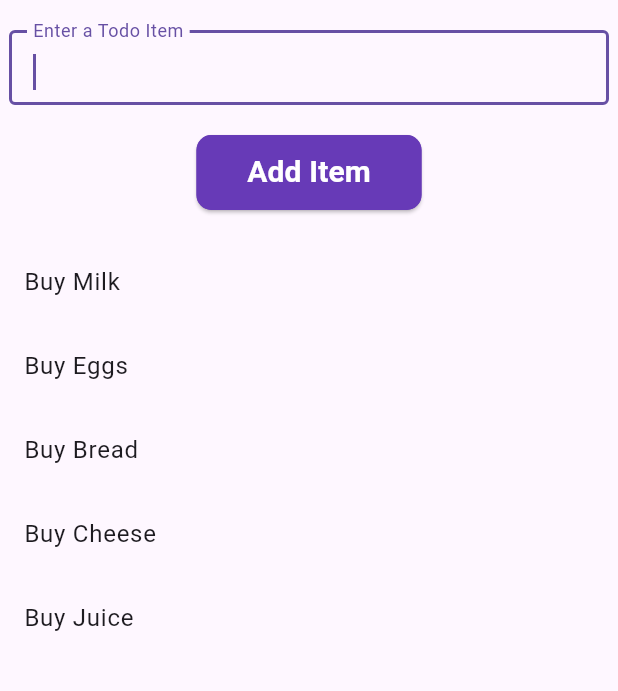
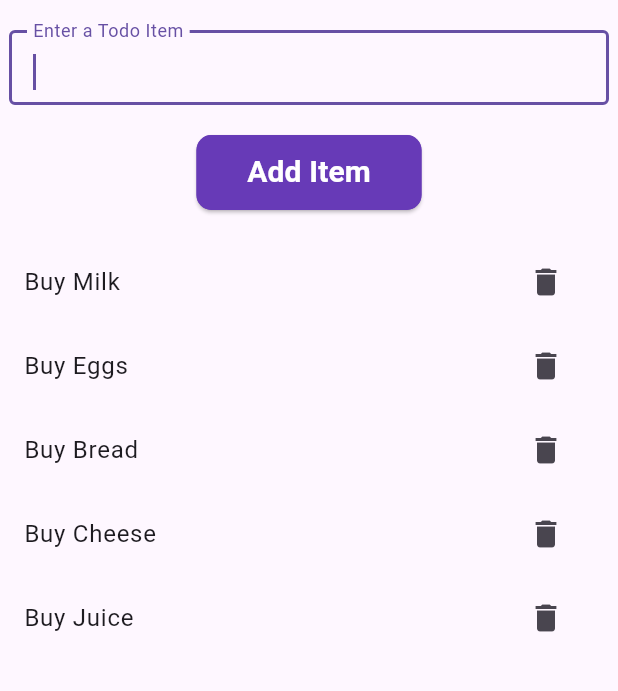
Before and after one commit to AakrishLama/ToDo_List, a Flutter app: the screen it shows after launch, on a phone screen of 412 x 824 dp, the part 84-775 px from its top. Run offline on Flutter 3.47's test engine with Material 3 defaults, Android fonts, the phone set to English and light mode, and no system bars; our stand-ins replace google_fonts; Roboto replaces fonts that are missing (Rakkas).

Commit message:
delete based on index

```diff
--- /dev/null
+++ b/todo_list/lib/button.dart
@@ -0,0 +1,30 @@
+import 'package:flutter/material.dart';
+
+class Button extends StatelessWidget {
+  final void Function() addItem;
+
+  const Button({super.key, required this.addItem});
+
+  @override
+  Widget build(BuildContext context) {
+    return ElevatedButton(
+      onPressed: addItem,
+      style: ElevatedButton.styleFrom(
+        minimumSize: Size(150, 50),
+        backgroundColor: Colors.deepPurple,
+        shape: RoundedRectangleBorder(
+          borderRadius: BorderRadius.circular(10),
+          side: const BorderSide(color: Colors.deepPurple),
+        ),
+      ),
+      child: const Text(
+        "Add Item",
+        style: TextStyle(
+          color: Colors.white,
+          fontSize: 20,
+          fontWeight: FontWeight.bold,
+        ),
+      ),
+    );
+  }
+}
--- a/todo_list/lib/main.dart
+++ b/todo_list/lib/main.dart
@@ -2,16 +2,12 @@ import 'package:flutter/material.dart';
 import 'package:google_fonts/google_fonts.dart';
 import "package:todo_list/scrollablelist.dart";
 import "package:todo_list/imput.dart";
+import "package:todo_list/button.dart";
 
 void main() {
   runApp(MyApp());
 }
-// class StatefulWidget extends StatefulWidget {
-//   const StatefulWidget({super.key});
 
-//   @override
-//   State<StatefulWidget> createState() => _StatefulWidgetState();
-// }
 class MyApp extends StatefulWidget {
   const MyApp({super.key});
 
@@ -30,6 +26,12 @@ class _MyAppState extends State<MyApp> {
         _controller.clear(); // to clear the input field after addition.
       });
     }
+  }
+
+  void removeItem(int index) {
+    setState(() {
+      todoList.removeAt(index);
+    });
   }
 
   List<String> todoList = [
@@ -62,26 +64,14 @@ class _MyAppState extends State<MyApp> {
               Input(inputController: _controller, onSubmit: addItem),
 
               const SizedBox(height: 20),
-              ElevatedButton(
-                onPressed: addItem,
-                style: ElevatedButton.styleFrom(
-                  minimumSize: Size(150, 50),
-                  backgroundColor: Colors.deepPurple,
-                  shape: RoundedRectangleBorder(
-                    borderRadius: BorderRadius.circular(10),
-                    side: const BorderSide(color: Colors.deepPurple),
-                  )
-                ),
-                child: const Text(
-                  "Add Item",
-                  style: TextStyle(color: Colors.white,
-                   fontSize: 20,
-                   fontWeight: FontWeight.bold),
-                ),
-              ),
+              Button(addItem: addItem),
+
 
               const SizedBox(height: 20),
-              Scrollablelist(todoList: todoList),
+              Scrollablelist(
+                todoList: todoList,
+                deleteItem: removeItem,
+              ),
             ],
           ),
         ),
--- a/todo_list/lib/scrollablelist.dart
+++ b/todo_list/lib/scrollablelist.dart
@@ -2,9 +2,14 @@ import 'package:flutter/material.dart';
 
 class Scrollablelist extends StatelessWidget {
   final List<String> todoList;
+  final Function(int)? deleteItem;
   // Constructor to accept the todoList
 
-  const Scrollablelist({super.key, required this.todoList});
+  const Scrollablelist({
+    super.key,
+    required this.todoList,
+    required this.deleteItem,
+  });
 
   @override
   Widget build(BuildContext context) {
@@ -13,11 +18,18 @@ class Scrollablelist extends StatelessWidget {
       child: ListView.builder(
         itemCount: todoList.length,
         itemBuilder: (context, index) {
-          return ListTile(
-            title: Text(todoList[index]),
+          return InkWell(
+            onTap: () => deleteItem!(index),
+            child: ListTile(
+              title: Text(todoList[index]),
+              trailing: IconButton(
+                icon: const Icon(Icons.delete),
+                onPressed: () => deleteItem!(index),
+              ),
+            ),
           );
         },
-        )
+      ),
     );
   }
 }
```
